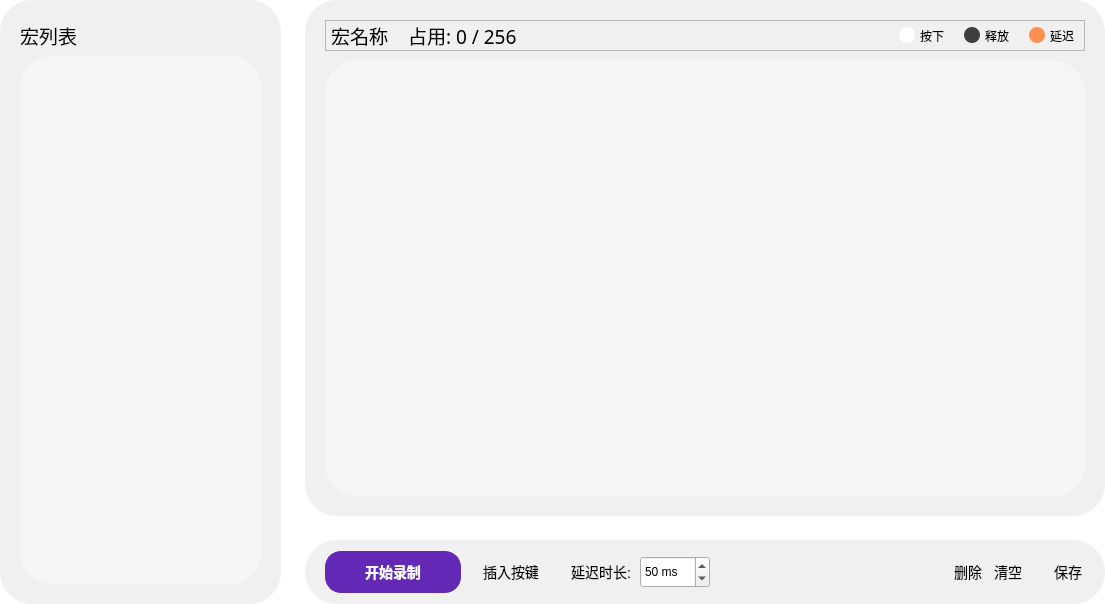
Qt form FrameMacro.ui (wlffeng2008/AkkoStudio) before a commit.
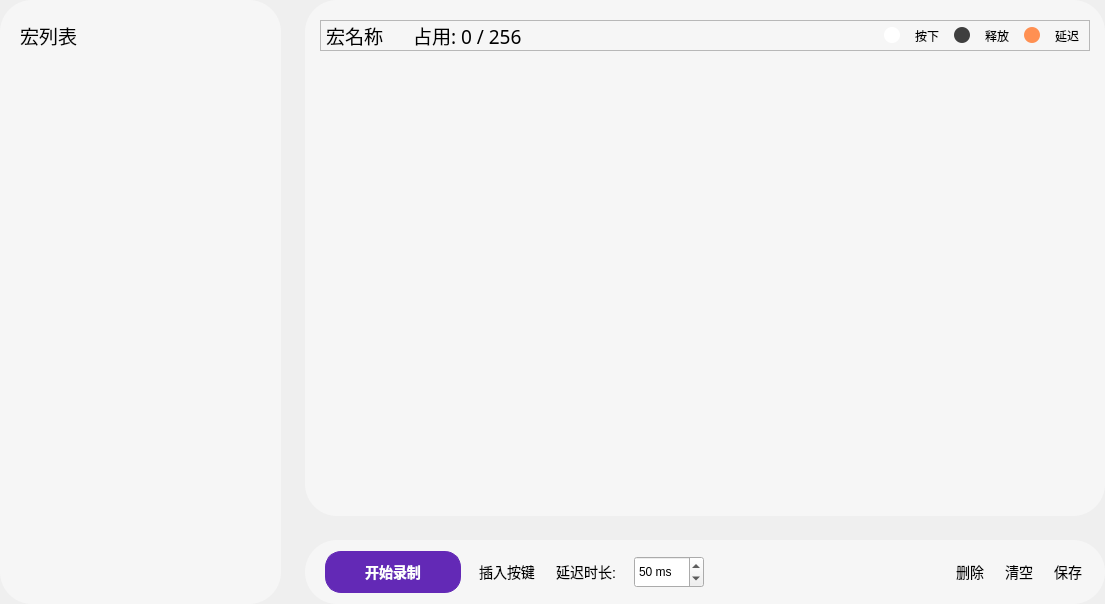
The same form after that commit. Icons and pictures are not drawn.

```diff
--- a/FrameMacro.ui
+++ b/FrameMacro.ui
@@ -20,10 +20,10 @@
    <string notr="true"/>
   </property>
   <property name="styleSheet">
-   <string notr="true">#FrameMacro{background-color:#FFFFFF;border:none;}
-#frameT{background-color: #FBFBFB;border-radius:32px;}
-#frameMList,#frameContent,#frameBar{background-color:#F0F0F0;border-radius:32px;}
-QScrollArea{background-color:#FFFFFF;border:none;border-radius:12px;}
+   <string notr="true">#FrameMacro{border:none;}
+#frameMList,#frameContent,#frameBar{background-color:#F6F6F6;border-radius:32px;}
+
+QScrollArea{background-color:red;border:none;border-radius:12px;}
 </string>
   </property>
   <layout class="QVBoxLayout" name="verticalLayout" stretch="0">
@@ -114,19 +114,25 @@
         </property>
         <layout class="QVBoxLayout" name="verticalLayout_2" stretch="0,1">
          <property name="leftMargin">
-          <number>20</number>
+          <number>15</number>
          </property>
          <property name="topMargin">
           <number>20</number>
          </property>
          <property name="rightMargin">
-          <number>20</number>
+          <number>15</number>
          </property>
          <property name="bottomMargin">
           <number>20</number>
          </property>
          <item>
           <layout class="QHBoxLayout" name="horizontalLayout_4">
+           <property name="leftMargin">
+            <number>5</number>
+           </property>
+           <property name="rightMargin">
+            <number>5</number>
+           </property>
            <item>
             <widget class="QLabel" name="labelTitle2">
              <property name="font">
@@ -244,11 +250,24 @@
              <rect>
               <x>0</x>
               <y>0</y>
-              <width>241</width>
+              <width>251</width>
               <height>526</height>
              </rect>
             </property>
-            <layout class="QVBoxLayout" name="verticalLayout_3"/>
+            <layout class="QVBoxLayout" name="verticalLayout_3">
+             <property name="leftMargin">
+              <number>0</number>
+             </property>
+             <property name="topMargin">
+              <number>0</number>
+             </property>
+             <property name="rightMargin">
+              <number>0</number>
+             </property>
+             <property name="bottomMargin">
+              <number>0</number>
+             </property>
+            </layout>
            </widget>
           </widget>
          </item>
@@ -304,16 +323,16 @@
              <number>10</number>
             </property>
             <property name="leftMargin">
-             <number>20</number>
+             <number>15</number>
             </property>
             <property name="topMargin">
              <number>20</number>
             </property>
             <property name="rightMargin">
-             <number>20</number>
+             <number>15</number>
             </property>
             <property name="bottomMargin">
-             <number>20</number>
+             <number>15</number>
             </property>
             <item>
              <widget class="QFrame" name="frameFlag">
@@ -325,7 +344,7 @@
               </property>
               <layout class="QHBoxLayout" name="horizontalLayout_2">
                <property name="spacing">
-                <number>5</number>
+                <number>15</number>
                </property>
                <property name="leftMargin">
                 <number>5</number>
@@ -431,22 +450,6 @@
                  </property>
                 </widget>
                </item>
-               <item>
-                <spacer name="horizontalSpacer_8">
-                 <property name="orientation">
-                  <enum>Qt::Orientation::Horizontal</enum>
-                 </property>
-                 <property name="sizeType">
-                  <enum>QSizePolicy::Policy::Fixed</enum>
-                 </property>
-                 <property name="sizeHint" stdset="0">
-                  <size>
-                   <width>15</width>
-                   <height>20</height>
-                  </size>
-                 </property>
-                </spacer>
-               </item>
                <item>
                 <widget class="QLabel" name="labelFlag21">
                  <property name="minimumSize">
@@ -482,22 +485,6 @@
                  </property>
                 </widget>
                </item>
-               <item>
-                <spacer name="horizontalSpacer_9">
-                 <property name="orientation">
-                  <enum>Qt::Orientation::Horizontal</enum>
-                 </property>
-                 <property name="sizeType">
-                  <enum>QSizePolicy::Policy::Fixed</enum>
-                 </property>
-                 <property name="sizeHint" stdset="0">
-                  <size>
-                   <width>15</width>
-                   <height>20</height>
-                  </size>
-                 </property>
-                </spacer>
-               </item>
                <item>
                 <widget class="QLabel" name="labelFlag31">
                  <property name="minimumSize">
@@ -552,8 +539,8 @@
                 <rect>
                  <x>0</x>
                  <y>0</y>
-                 <width>760</width>
-                 <height>439</height>
+                 <width>770</width>
+                 <height>444</height>
                 </rect>
                </property>
                <layout class="QHBoxLayout" name="horizontalLayout_5">
@@ -606,6 +593,9 @@
             <enum>QFrame::Shadow::Raised</enum>
            </property>
            <layout class="QHBoxLayout" name="horizontalLayout_3">
+            <property name="spacing">
+             <number>15</number>
+            </property>
             <property name="leftMargin">
              <number>20</number>
             </property>
@@ -648,22 +638,6 @@
               </property>
              </widget>
             </item>
-            <item>
-             <spacer name="horizontalSpacer">
-              <property name="orientation">
-               <enum>Qt::Orientation::Horizontal</enum>
-              </property>
-              <property name="sizeType">
-               <enum>QSizePolicy::Policy::Fixed</enum>
-              </property>
-              <property name="sizeHint" stdset="0">
-               <size>
-                <width>13</width>
-                <height>20</height>
-               </size>
-              </property>
-             </spacer>
-            </item>
             <item alignment="Qt::AlignmentFlag::AlignVCenter">
              <widget class="QPushButton" name="pushButtonInsert">
               <property name="minimumSize">
@@ -702,22 +676,6 @@
               </property>
              </widget>
             </item>
-            <item>
-             <spacer name="horizontalSpacer_4">
-              <property name="orientation">
-               <enum>Qt::Orientation::Horizontal</enum>
-              </property>
-              <property name="sizeType">
-               <enum>QSizePolicy::Policy::Fixed</enum>
-              </property>
-              <property name="sizeHint" stdset="0">
-               <size>
-                <width>20</width>
-                <height>20</height>
-               </size>
-              </property>
-             </spacer>
-            </item>
             <item>
              <widget class="QPushButton" name="pushButtonSetDelay">
               <property name="cursor">
@@ -834,22 +792,6 @@
               </property>
              </widget>
             </item>
-            <item>
-             <spacer name="horizontalSpacer_7">
-              <property name="orientation">
-               <enum>Qt::Orientation::Horizontal</enum>
-              </property>
-              <property name="sizeType">
-               <enum>QSizePolicy::Policy::Fixed</enum>
-              </property>
-              <property name="sizeHint" stdset="0">
-               <size>
-                <width>20</width>
-                <height>20</height>
-               </size>
-              </property>
-             </spacer>
-            </item>
             <item>
              <widget class="QPushButton" name="pushButtonSave">
               <property name="minimumSize">
```
